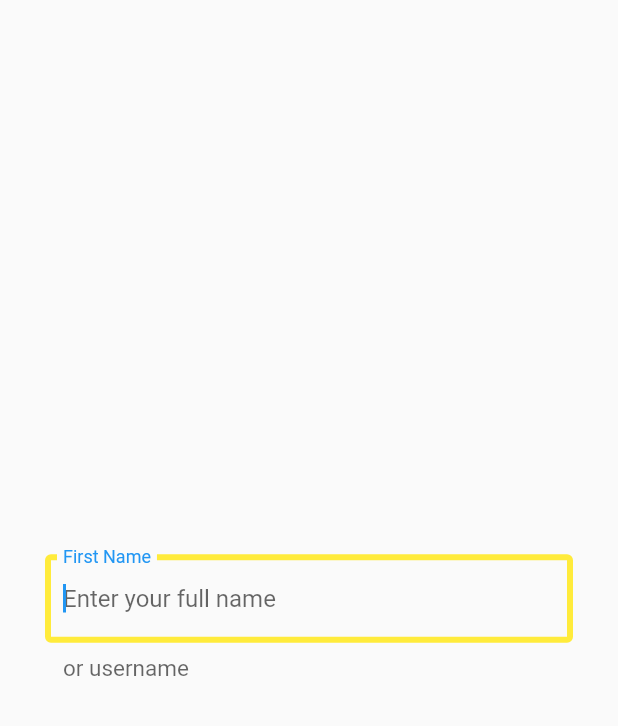
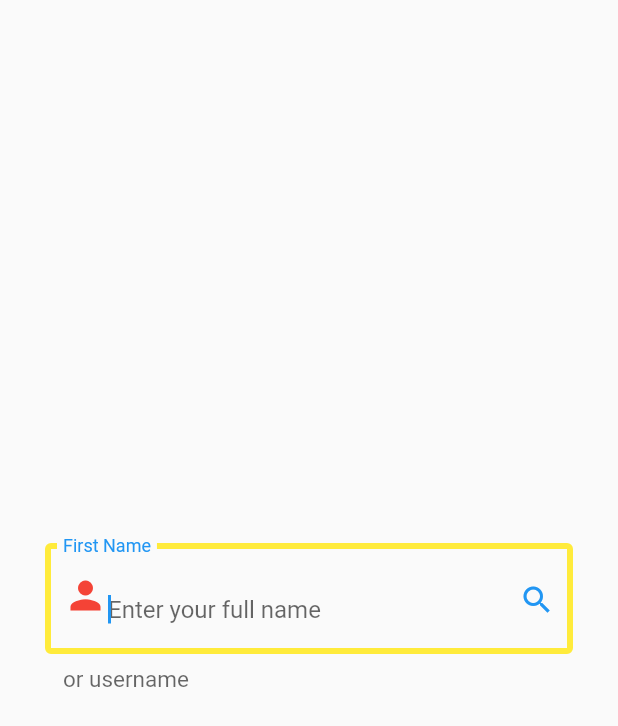
Before and after one commit to jadhavdurgesh/Flutter-widgets, a Flutter app: the screen it shows after launch, on a phone screen of 412 x 824 dp. Shown: the top 726 px of the screen. Run offline on Flutter 3.47's test engine with Material 2 defaults, Android fonts, the light colour scheme and no system bars; statements that could not run were skipped.

Commit message:
done for today

```diff
--- a/lib/widgets/textfield_widget.dart
+++ b/lib/widgets/textfield_widget.dart
@@ -21,6 +21,12 @@
             // readOnly: true, // as a user we cannot input data into it
             autofocus: true,
             decoration: InputDecoration(
+
+              // icon: const Icon(Icons.person),
+              prefix: const Icon(Icons.person , color: Colors.red, size: 30,),
+              suffix: const Icon(Icons.search , color: Colors.blue,),
+
+              suffixText: ,
               // filled: true,
               // fillColor: Colors.blueAccent,
               border: OutlineInputBorder(
@@ -48,7 +54,7 @@
               // focus border initially jo border hoti hain woh hota hain
               focusedBorder: const OutlineInputBorder(
                 borderSide: BorderSide(color: Colors.yellow , width: 4)
-              )// labelStyle:
+              ),
             ),
           ),
         ),
```
